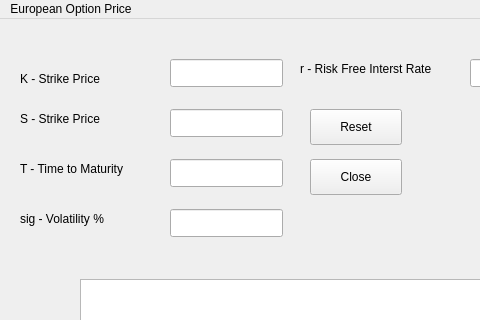
Before: the Qt Designer form form1.ui in caiorss/qtwidgets-sample-uis, drawn with Qt 5; both pictures show x 0 to 480 and y 0 to 320 of the 800 by 600 pixel window.
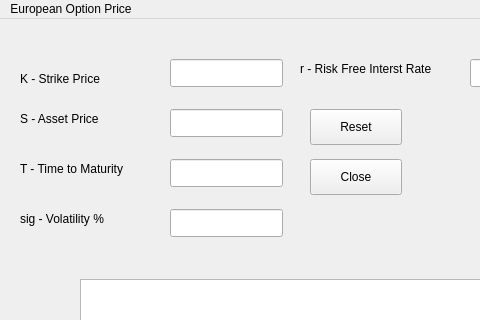
After: the same form once the commit is applied.

Commit message: Fix user interface.

The edit to the form file:
```diff
--- a/form1.ui
+++ b/form1.ui
@@ -47,7 +47,7 @@
      </rect>
     </property>
     <property name="text">
-     <string>S - Strike Price</string>
+     <string>S - Asset Price</string>
     </property>
    </widget>
    <widget class="QLineEdit" name="entryS">
```
Left out of the diff: 2 changed lines with no effect on the pictures.
